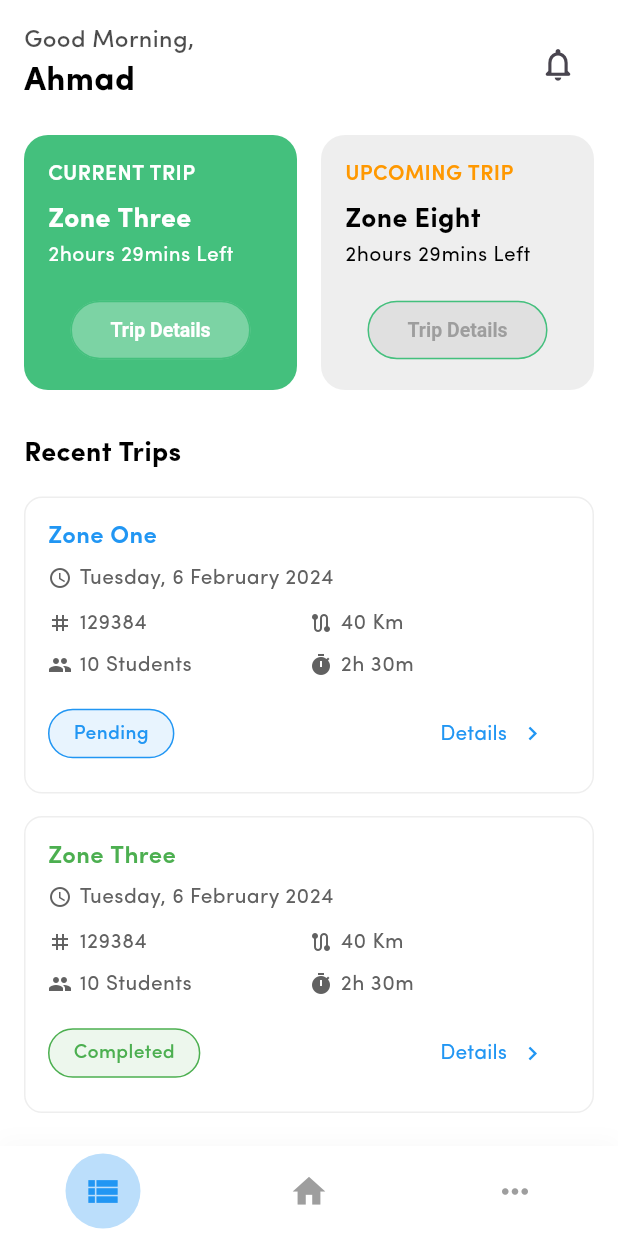
After one commit to Dimah02/safe_bus, a Flutter app: the DriverDashboardScreen screen opened by its route, after a tap on the "notifications none" icon, on a phone screen of 412 x 824 dp. The commit adds this screen. Run offline on Flutter 3.47's test engine with Material 3 defaults, Android fonts, the phone set to English and light mode, and no system bars; our stand-ins replace flutter_dotenv, flutter_svg, font_awesome_flutter, get_it, go_router, google_maps_flutter and 1 more; missing offline and left inert: flutter_polyline_points; project files that could hold a hidden picture were left out.

Commit message:
add driver dashboard

```diff
--- a/lib/core/utils/app_routes.dart
+++ b/lib/core/utils/app_routes.dart
@@ -1,4 +1,5 @@
 import 'package:go_router/go_router.dart';
+import 'package:safe_bus/features/driver/dashboard/driver_dashboard_screen.dart';
 import 'package:safe_bus/features/driver/map/presentation/driver_map_screen.dart';
 import 'package:safe_bus/features/parent/map/presentation/parent_map_screen.dart';
 import 'package:safe_bus/features/parent/home/presentation/parent_home_screen.dart';
@@ -39,7 +40,7 @@ abstract class AppRouter {
       ),
       GoRoute(
         path: driverDashboard,
-        builder: (context, state) => const TeacherDashboardScreen(),
+        builder: (context, state) => const DriverDashboardScreen(),
       ),
       GoRoute(
         path: driverMap,
--- /dev/null
+++ b/lib/features/driver/dashboard/driver_dashboard_screen.dart
@@ -0,0 +1,314 @@
+import 'package:flutter/material.dart';
+import 'package:safe_bus/core/styles/colors.dart';
+import 'package:safe_bus/features/teacher/attendance_overview/attendance_overview_screen.dart';
+import 'package:safe_bus/features/teacher/dashboard/trip_card.dart';
+import 'package:safe_bus/features/teacher/dashboard/recent_trip_item.dart';
+import 'package:safe_bus/features/teacher/models/trip.dart';
+
+class DriverDashboardScreen extends StatefulWidget {
+  const DriverDashboardScreen({super.key});
+
+  @override
+  State<DriverDashboardScreen> createState() => _DriverDashboardScreenState();
+}
+
+class _DriverDashboardScreenState extends State<DriverDashboardScreen> {
+  int _currentIndex = 1;
+  late List<Trip> _allTrips;
+  late Trip? _currentTrip;
+  late Trip? _upcomingTrip;
+  late List<Trip> _recentTrips;
+
+  @override
+  void initState() {
+    super.initState();
+    _loadTripData();
+  }
+
+  void _loadTripData() {
+    final now = DateTime.now();
+
+    _allTrips = [
+      Trip(
+        id: '1',
+        zoneName: 'Zone Three',
+        date: now,
+        tripNumber: '129384',
+        distance: 40,
+        studentCount: 10,
+        duration: const Duration(hours: 2, minutes: 30),
+        status: TripStatus.current,
+        startTime: now.add(const Duration(hours: 2, minutes: 30)),
+      ),
+      Trip(
+        id: '2',
+        zoneName: 'Zone Eight',
+        date: now.add(const Duration(hours: 5)),
+        tripNumber: '129385',
+        distance: 35,
+        studentCount: 12,
+        duration: const Duration(hours: 2, minutes: 30),
+        status: TripStatus.upcoming,
+        startTime: now.add(const Duration(hours: 2, minutes: 30)),
+      ),
+      Trip(
+        id: '3',
+        zoneName: 'Zone One',
+        date: DateTime(2024, 2, 6),
+        tripNumber: '129384',
+        distance: 40,
+        studentCount: 10,
+        duration: const Duration(hours: 2, minutes: 30),
+        status: TripStatus.pending,
+      ),
+      Trip(
+        id: '4',
+        zoneName: 'Zone Three',
+        date: DateTime(2024, 2, 6),
+        tripNumber: '129384',
+        distance: 40,
+        studentCount: 10,
+        duration: const Duration(hours: 2, minutes: 30),
+        status: TripStatus.completed,
+      ),
+    ];
+
+    _currentTrip = _allTrips.firstWhere(
+      (trip) => trip.status == TripStatus.current,
+      orElse: () => _allTrips.first,
+    );
+
+    _upcomingTrip = _allTrips.firstWhere(
+      (trip) => trip.status == TripStatus.upcoming,
+    );
+
+    _recentTrips =
+        _allTrips
+            .where(
+              (trip) =>
+                  trip.status == TripStatus.completed ||
+                  trip.status == TripStatus.pending,
+            )
+            .toList();
+  }
+
+  @override
+  Widget build(BuildContext context) {
+    return Scaffold(
+      backgroundColor: Colors.white,
+      body: SafeArea(
+        child: SingleChildScrollView(
+          child: Padding(
+            padding: const EdgeInsets.symmetric(
+              horizontal: 16.0,
+              vertical: 16.0,
+            ),
+            child: Column(
+              crossAxisAlignment: CrossAxisAlignment.start,
+              children: [
+                _buildHeader(),
+                const SizedBox(height: 20),
+                _buildTripCardsSection(),
+                const SizedBox(height: 30),
+                _buildRecentTripsSection(),
+              ],
+            ),
+          ),
+        ),
+      ),
+      bottomNavigationBar: _buildBottomNavBar(),
+    );
+  }
+
+  Widget _buildHeader() {
+    return Row(
+      mainAxisAlignment: MainAxisAlignment.spaceBetween,
+      children: [
+        Column(
+          crossAxisAlignment: CrossAxisAlignment.start,
+          children: [
+            Text(
+              'Good Morning,',
+              style: TextStyle(
+                fontSize: 16,
+                color: Colors.black.withOpacity(0.7),
+                fontWeight: FontWeight.w500,
+              ),
+            ),
+            const Text(
+              'Ahmad',
+              style: TextStyle(
+                fontSize: 22,
+                fontWeight: FontWeight.bold,
+                color: Colors.black,
+              ),
+            ),
+          ],
+        ),
+        IconButton(
+          icon: const Icon(Icons.notifications_none_rounded, size: 26),
+          onPressed: () {},
+        ),
+      ],
+    );
+  }
+
+  Widget _buildTripCardsSection() {
+    return Row(
+      children: [
+        Expanded(
+          child: Container(
+            padding: const EdgeInsets.all(16),
+            decoration: BoxDecoration(
+              color: KColors.greenSecondary,
+              borderRadius: BorderRadius.circular(16),
+            ),
+            child: Column(
+              crossAxisAlignment: CrossAxisAlignment.start,
+              children: [
+                const Text(
+                  'CURRENT TRIP',
+                  style: TextStyle(
+                    fontSize: 14,
+                    fontWeight: FontWeight.w600,
+                    color: Colors.white,
+                  ),
+                ),
+                const SizedBox(height: 8),
+                _currentTrip != null
+                    ? TripCard(
+                      trip: _currentTrip!,
+                      isActive: true, // Keep green styling
+                      onPressed: _navigateToAttendanceScreen,
+                    )
+                    : const EmptyTripCard(isActive: true),
+              ],
+            ),
+          ),
+        ),
+        const SizedBox(width: 16),
+        Expanded(
+          child: Container(
+            padding: const EdgeInsets.all(16),
+            decoration: BoxDecoration(
+              color: Colors.grey.shade200,
+              borderRadius: BorderRadius.circular(16),
+            ),
+            child: Column(
+              crossAxisAlignment: CrossAxisAlignment.start,
+              children: [
+                const Text(
+                  'UPCOMING TRIP',
+                  style: TextStyle(
+                    fontSize: 14,
+                    fontWeight: FontWeight.w600,
+                    color: Colors.orange,
+                  ),
+                ),
+                const SizedBox(height: 8),
+                _upcomingTrip != null
+                    ? TripCard(
+                      trip: _upcomingTrip!,
+                      isActive: false, // Keep grey styling
+                      onPressed: _navigateToAttendanceScreen,
+                    )
+                    : const EmptyTripCard(isActive: false),
+              ],
+            ),
+          ),
+        ),
+      ],
+    );
+  }
+
+  Widget _buildRecentTripsSection() {
+    return Column(
+      crossAxisAlignment: CrossAxisAlignment.start,
+      children: [
+        const Text(
+          'Recent Trips',
+          style: TextStyle(fontSize: 18, fontWeight: FontWeight.bold),
+        ),
+        const SizedBox(height: 15),
+        if (_recentTrips.isEmpty)
+          Center(
+            child: Padding(
+              padding: const EdgeInsets.all(20.0),
+              child: Column(
+                children: [
+                  Icon(Icons.history, size: 48, color: Colors.grey.shade400),
+                  const SizedBox(height: 10),
+                  Text(
+                    'No recent trips found',
+                    style: TextStyle(color: Colors.grey.shade600),
+                  ),
+                ],
+              ),
+            ),
+          )
+        else
+          ...List.generate(_recentTrips.length, (index) {
+            final trip = _recentTrips[index];
+            return Padding(
+              padding: const EdgeInsets.only(bottom: 15.0),
+              child: RecentTripItem(
+                trip: trip,
+                onDetailsPressed: _navigateToAttendanceScreen,
+              ),
+            );
+          }),
+      ],
+    );
+  }
+
+  void _navigateToAttendanceScreen() {
+    Navigator.push(
+      context,
+      MaterialPageRoute(builder: (context) => const AttendanceOverviewScreen()),
+    );
+  }
+
+  Widget _buildBottomNavBar() {
+    return Container(
+      height: 60,
+      decoration: BoxDecoration(
+        color: Colors.white,
+        boxShadow: [
+          BoxShadow(
+            color: const Color.fromARGB(5, 0, 0, 0),
+            blurRadius: 10,
+            offset: const Offset(0, -5),
+          ),
+        ],
+      ),
+      child: Row(
+        mainAxisAlignment: MainAxisAlignment.spaceAround,
+        children: [
+          _buildNavItem(Icons.view_list, 0),
+          _buildNavItem(Icons.home, 1),
+          _buildNavItem(Icons.more_horiz, 2),
+        ],
+      ),
+    );
+  }
+
+  Widget _buildNavItem(IconData icon, int index) {
+    final isSelected = _currentIndex == index;
+    return InkWell(
+      onTap: () => setState(() => _currentIndex = index),
+      child: Container(
+        width: 50,
+        height: 50,
+        decoration: BoxDecoration(
+          color: isSelected ? Colors.blue.shade100 : Colors.transparent,
+          shape: BoxShape.circle,
+        ),
+        child: Icon(
+          icon,
+          color: isSelected ? Colors.blue : Colors.grey,
+          size: 26,
+        ),
+      ),
+    );
+  }
+}
```
Also changed, not shown: lib/features/driver/dashboard/recent_trip_item.dart (added, +116 -0 lines), lib/features/driver/dashboard/trip_card.dart (added, +97 -0 lines).
